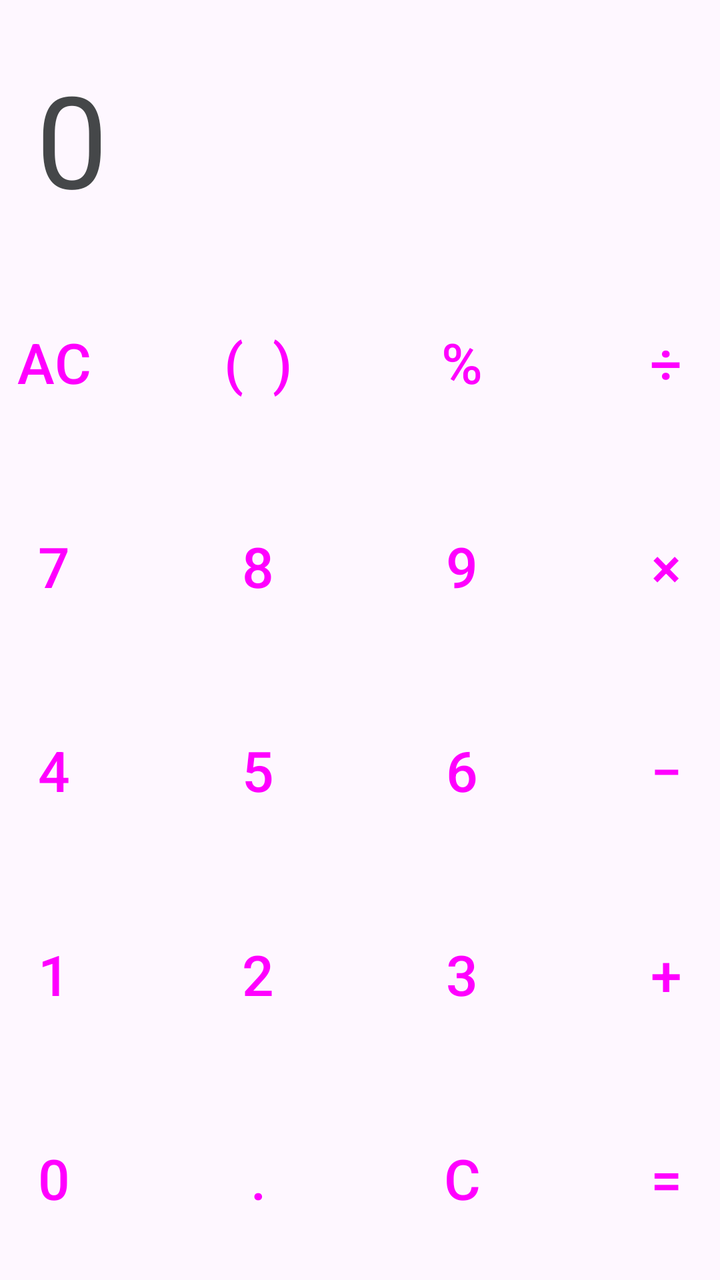
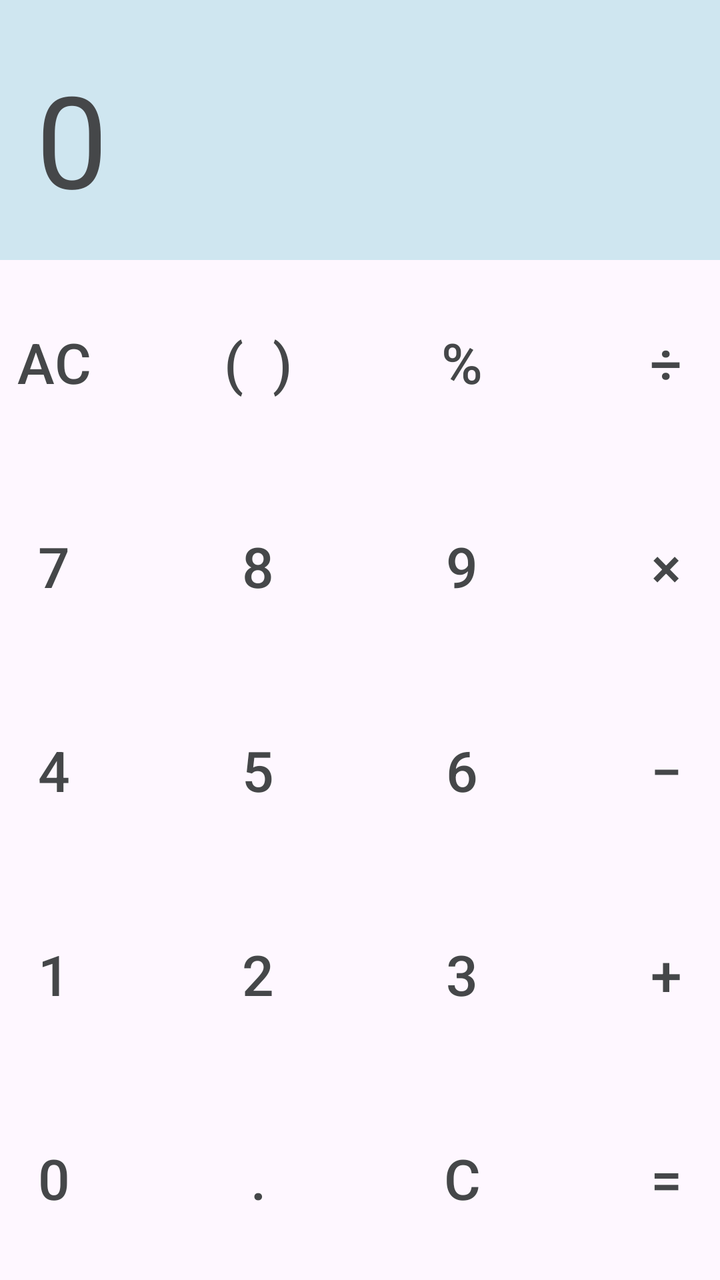

Before-and-after screenshots of an Android layout around one commit, followed by the original layout XML and the change that was made.
<!-- AndroidManifest.xml: application theme Theme.MyCalculator -->
<!-- res/layout/activity_main.xml -->
<?xml version="1.0" encoding="utf-8"?>
<androidx.constraintlayout.widget.ConstraintLayout xmlns:android="http://schemas.android.com/apk/res/android"
    xmlns:app="http://schemas.android.com/apk/res-auto"
    xmlns:tools="http://schemas.android.com/tools"
    android:id="@+id/main"
    android:layout_width="match_parent"
    android:layout_height="match_parent"
    tools:context=".MainActivity">

    <LinearLayout
        android:layout_width="match_parent"
        android:layout_height="match_parent"
        android:orientation="vertical">

    </LinearLayout>

    <FrameLayout
        android:id="@+id/top"
        android:layout_width="match_parent"
        android:layout_height="0dp"
        app:layout_constraintTop_toTopOf="parent"
        app:layout_constraintBottom_toTopOf="@+id/bottom"
        app:layout_constraintEnd_toEndOf="parent"
        app:layout_constraintStart_toStartOf="parent"
        android:background="@color/material_on_surface_stroke"
        style="MaterialTheme.typography.bodyMedium"
        >

    </FrameLayout>

    <LinearLayout
        android:layout_width="match_parent"
        android:layout_height="wrap_content"
        android:orientation="vertical"
        app:layout_constraintBottom_toBottomOf="@+id/top"
        app:layout_constraintEnd_toEndOf="parent"
        app:layout_constraintStart_toStartOf="parent">

        <TextView
            android:id="@+id/result_tv"
            android:layout_width="370dp"
            android:layout_height="wrap_content"
            android:layout_margin="18dp"
            android:text="0"
            android:textAlignment="textEnd"
            android:textColor="@color/material_dynamic_neutral30"
            android:textSize="64sp"
            app:layout_constraintBottom_toBottomOf="parent"
            app:layout_constraintEnd_toEndOf="parent"
            app:layout_constraintStart_toStartOf="parent" />
    </LinearLayout>

    <TableLayout
        android:id="@+id/bottom"
        android:layout_width="409dp"
        android:layout_height="wrap_content"
        app:layout_constraintBottom_toBottomOf="parent"
        app:layout_constraintEnd_toEndOf="parent"
        app:layout_constraintStart_toStartOf="parent">

        <TableRow
            android:layout_width="match_parent"
            android:layout_height="match_parent" />

        <TableRow
            android:layout_width="match_parent"
            android:layout_height="match_parent">

            <LinearLayout
                android:layout_width="match_parent"
                android:layout_height="match_parent"
                android:orientation="horizontal">

                <Button
                    android:id="@+id/buttonAC"
                    style="@style/Widget.Material3.Button.IconButton.Filled"
                    android:theme="@style/Theme.MyCalculator"
                    android:layout_width="98dp"
                    android:layout_height="98dp"
                    android:layout_margin="2dp"
                    android:text="AC"
                    android:textSize="28sp" />

                <Button
                    android:id="@+id/buttonBrack"
                    style="@style/Widget.Material3.Button.IconButton.Filled"
                    android:layout_width="98dp"
                    android:layout_height="98dp"
                    android:layout_margin="2dp"
                    android:layout_weight="1"
                    android:text="(  )"
                    android:textSize="28sp" />

                <Button
                    android:id="@+id/buttonPercentage"
                    style="@style/Widget.Material3.Button.IconButton.Filled"
                    android:layout_width="98dp"
                    android:layout_height="98dp"
                    android:layout_margin="2dp"
                    android:layout_weight="1"
                    android:text="%"
                    android:textSize="28sp" />

                <Button
                    android:id="@+id/buttonDivide"
                    style="@style/Widget.Material3.Button.IconButton.Filled"
                    android:layout_width="98dp"
                    android:layout_height="98dp"
                    android:layout_margin="2dp"
                    android:layout_weight="1"
                    android:text="÷"
                    android:textSize="28sp" />
            </LinearLayout>
        </TableRow>

        <TableRow
            android:layout_width="match_parent"
            android:layout_height="match_parent">

            <LinearLayout
                android:layout_width="match_parent"
                android:layout_height="match_parent"
                android:orientation="horizontal">

                <Button
                    android:id="@+id/button7"
                    style="@style/Widget.Material3.Button.IconButton.Filled.Tonal"
                    android:layout_width="98dp"
                    android:layout_height="98dp"
                    android:layout_margin="2dp"
                    android:layout_weight="1"
                    android:text="7"
                    android:textSize="28sp" />

                <Button
                    android:id="@+id/button8"
                    style="@style/Widget.Material3.Button.IconButton.Filled.Tonal"
                    android:layout_width="98dp"
                    android:layout_height="98dp"
                    android:layout_margin="2dp"
                    android:layout_weight="1"
                    android:text="8"
                    android:textSize="28sp" />

                <Button
                    android:id="@+id/button9"
                    style="@style/Widget.Material3.Button.IconButton.Filled.Tonal"
                    android:layout_width="98dp"
                    android:layout_height="98dp"
                    android:layout_margin="2dp"
                    android:layout_weight="1"
                    android:text="9"
                    android:textSize="28sp" />

                <Button
                    android:id="@+id/buttonMultiply"
                    style="@style/Widget.Material3.Button.IconButton.Filled"
                    android:layout_width="98dp"
                    android:layout_height="98dp"
                    android:layout_margin="2dp"
                    android:layout_weight="1"
                    android:text="×"
                    android:textSize="28sp" />
            </LinearLayout>
        </TableRow>

        <TableRow
            android:layout_width="match_parent"
            android:layout_height="match_parent">

            <LinearLayout
                android:layout_width="match_parent"
                android:layout_height="wrap_content"
                android:orientation="horizontal">

                <Button
                    android:id="@+id/button4"
                    style="@style/Widget.Material3.Button.IconButton.Filled.Tonal"
                    android:layout_width="98dp"
                    android:layout_height="98dp"
                    android:layout_margin="2dp"
                    android:layout_weight="1"
                    android:text="4"
                    android:textSize="28sp" />

                <Button
                    android:id="@+id/button5"
                    style="@style/Widget.Material3.Button.IconButton.Filled.Tonal"
                    android:layout_width="98dp"
                    android:layout_height="98dp"
                    android:layout_margin="2dp"
                    android:layout_weight="1"
                    android:text="5"
                    android:textSize="28sp" />

                <Button
                    android:id="@+id/button6"
                    style="@style/Widget.Material3.Button.IconButton.Filled.Tonal"
                    android:layout_width="98dp"
                    android:layout_height="98dp"
                    android:layout_margin="2dp"
                    android:layout_weight="1"
                    android:text="6"
                    android:textSize="28sp" />

                <Button
                    android:id="@+id/buttonMinus"
                    style="@style/Widget.Material3.Button.IconButton.Filled"
                    android:layout_width="98dp"
                    android:layout_height="98dp"
                    android:layout_margin="2dp"
                    android:layout_weight="1"
                    android:text="−"
                    android:textSize="28sp" />
            </LinearLayout>
        </TableRow>

        <TableRow
            android:layout_width="match_parent"
            android:layout_height="match_parent">

            <LinearLayout
                android:layout_width="match_parent"
                android:layout_height="match_parent"
                android:orientation="horizontal">

                <Button
                    android:id="@+id/button1"
                    style="@style/Widget.Material3.Button.IconButton.Filled.Tonal"
                    android:layout_width="98dp"
                    android:layout_height="98dp"
                    android:layout_margin="2dp"
                    android:layout_weight="1"
                    android:text="1"
                    android:textSize="28sp" />

                <Button
                    android:id="@+id/button2"
                    style="@style/Widget.Material3.Button.IconButton.Filled.Tonal"
                    android:layout_width="98dp"
                    android:layout_height="98dp"
                    android:layout_margin="2dp"
                    android:layout_weight="1"
                    android:text="2"
                    android:textSize="28sp" />

                <Button
                    android:id="@+id/button3"
                    style="@style/Widget.Material3.Button.IconButton.Filled.Tonal"
                    android:layout_width="98dp"
                    android:layout_height="98dp"
                    android:layout_margin="2dp"
                    android:layout_weight="1"
                    android:text="3"
                    android:textSize="28sp" />

                <Button
                    android:id="@+id/buttonPlus"
                    style="@style/Widget.Material3.Button.IconButton.Filled"
                    android:layout_width="98dp"
                    android:layout_height="98dp"
                    android:layout_margin="2dp"
                    android:layout_weight="1"
                    android:text="+"
                    android:textSize="28sp" />
            </LinearLayout>
        </TableRow>

        <TableRow
            android:layout_width="wrap_content"
            android:layout_height="match_parent">

            <LinearLayout
                android:layout_width="match_parent"
                android:layout_height="match_parent"
                android:orientation="horizontal">

                <Button
                    android:id="@+id/button0"
                    style="@style/Widget.Material3.Button.IconButton.Filled.Tonal"
                    android:layout_width="98dp"
                    android:layout_height="98dp"
                    android:layout_margin="2dp"
                    android:layout_weight="1"
                    android:text="0"
                    android:textSize="28sp" />

                <Button
                    android:id="@+id/buttonDot"
                    style="@style/Widget.Material3.Button.IconButton.Filled.Tonal"
                    android:layout_width="98dp"
                    android:layout_height="98dp"
                    android:layout_margin="2dp"
                    android:layout_weight="1"
                    android:text="."
                    android:textSize="28sp" />

                <Button
                    android:id="@+id/buttonC"
                    style="@style/Widget.Material3.Button.IconButton.Filled.Tonal"
                    android:layout_width="98dp"
                    android:layout_height="98dp"
                    android:layout_margin="2dp"
                    android:layout_weight="1"
                    android:text="C"
                    android:textSize="28sp" />

                <Button
                    android:id="@+id/buttonEqual"
                    style="@style/Widget.Material3.Button.IconButton.Filled"
                    android:layout_width="98dp"
                    android:layout_height="98dp"
                    android:layout_margin="2dp"
                    android:layout_weight="1"
                    android:text="="
                    android:textSize="28sp" />
            </LinearLayout>
        </TableRow>
    </TableLayout>
</androidx.constraintlayout.widget.ConstraintLayout>
<!-- resources referenced by this layout -->
<resources>
  <style name="Theme.MyCalculator" parent="Base.Theme.MyCalculator" />
  <style name="Base.Theme.MyCalculator" parent="Theme.Material3.DayNight.NoActionBar">
          
      </style>
</resources>

<!-- the commit's change to res/layout/activity_main.xml (unified diff, before → after) -->
@@ -16,15 +16,14 @@
 
     <FrameLayout
         android:id="@+id/top"
+        style="MaterialTheme.typography.bodyMedium"
         android:layout_width="match_parent"
         android:layout_height="0dp"
-        app:layout_constraintTop_toTopOf="parent"
+        android:background="#cfe6f0"
         app:layout_constraintBottom_toTopOf="@+id/bottom"
         app:layout_constraintEnd_toEndOf="parent"
         app:layout_constraintStart_toStartOf="parent"
-        android:background="@color/material_on_surface_stroke"
-        style="MaterialTheme.typography.bodyMedium"
-        >
+        app:layout_constraintTop_toTopOf="parent">
 
     </FrameLayout>
 
@@ -50,6 +49,11 @@
             app:layout_constraintStart_toStartOf="parent" />
     </LinearLayout>
 
+    <Space
+        android:layout_width="409dp"
+        android:layout_height="wrap_content"
+        tools:layout_editor_absoluteX="1dp" />
+
     <TableLayout
         android:id="@+id/bottom"
         android:layout_width="409dp"
@@ -74,12 +78,14 @@
                 <Button
                     android:id="@+id/buttonAC"
                     style="@style/Widget.Material3.Button.IconButton.Filled"
-                    android:theme="@style/Theme.MyCalculator"
-                    android:layout_width="98dp"
-                    android:layout_height="98dp"
-                    android:layout_margin="2dp"
+                    android:layout_width="98dp"
+                    android:layout_height="98dp"
+                    android:layout_margin="2dp"
+                    android:backgroundTint="#e0e0ff"
                     android:text="AC"
-                    android:textSize="28sp" />
+                    android:textColor="@color/material_dynamic_neutral30"
+                    android:textSize="28sp"
+                    android:theme="@style/Theme.MyCalculator" />
 
                 <Button
                     android:id="@+id/buttonBrack"
@@ -88,7 +94,9 @@
                     android:layout_height="98dp"
                     android:layout_margin="2dp"
                     android:layout_weight="1"
+                    android:backgroundTint="#cfe6f0"
                     android:text="(  )"
+                    android:textColor="@color/material_dynamic_neutral30"
                     android:textSize="28sp" />
 
                 <Button
@@ -98,7 +106,9 @@
                     android:layout_height="98dp"
                     android:layout_margin="2dp"
                     android:layout_weight="1"
+                    android:backgroundTint="#cfe6f0"
                     android:text="%"
+                    android:textColor="@color/material_dynamic_neutral30"
                     android:textSize="28sp" />
 
                 <Button
@@ -108,7 +118,9 @@
                     android:layout_height="98dp"
                     android:layout_margin="2dp"
                     android:layout_weight="1"
+                    android:backgroundTint="#cfe6f0"
                     android:text="÷"
+                    android:textColor="@color/material_dynamic_neutral30"
                     android:textSize="28sp" />
             </LinearLayout>
         </TableRow>
@@ -129,7 +141,9 @@
                     android:layout_height="98dp"
                     android:layout_margin="2dp"
                     android:layout_weight="1"
+                    android:backgroundTint="#edf1f4"
                     android:text="7"
+                    android:textColor="@color/material_dynamic_neutral30"
                     android:textSize="28sp" />
 
                 <Button
@@ -139,7 +153,9 @@
                     android:layout_height="98dp"
                     android:layout_margin="2dp"
                     android:layout_weight="1"
+                    android:backgroundTint="#edf1f4"
                     android:text="8"
+                    android:textColor="@color/material_dynamic_neutral30"
                     android:textSize="28sp" />
 
                 <Button
@@ -149,7 +165,9 @@
                     android:layout_height="98dp"
                     android:layout_margin="2dp"
                     android:layout_weight="1"
+                    android:backgroundTint="#edf1f4"
                     android:text="9"
+                    android:textColor="@color/material_dynamic_neutral30"
                     android:textSize="28sp" />
 
                 <Button
@@ -159,7 +177,9 @@
                     android:layout_height="98dp"
                     android:layout_margin="2dp"
                     android:layout_weight="1"
+                    android:backgroundTint="#cfe6f0"
                     android:text="×"
+                    android:textColor="@color/material_dynamic_neutral30"
                     android:textSize="28sp" />
             </LinearLayout>
         </TableRow>
@@ -180,7 +200,9 @@
                     android:layout_height="98dp"
                     android:layout_margin="2dp"
                     android:layout_weight="1"
+                    android:backgroundTint="#edf1f4"
                     android:text="4"
+                    android:textColor="@color/material_dynamic_neutral30"
                     android:textSize="28sp" />
 
                 <Button
@@ -190,7 +212,9 @@
                     android:layout_height="98dp"
                     android:layout_margin="2dp"
                     android:layout_weight="1"
+                    android:backgroundTint="#edf1f4"
                     android:text="5"
+                    android:textColor="@color/material_dynamic_neutral30"
                     android:textSize="28sp" />
 
                 <Button
@@ -200,7 +224,9 @@
                     android:layout_height="98dp"
                     android:layout_margin="2dp"
                     android:layout_weight="1"
+                    android:backgroundTint="#edf1f4"
                     android:text="6"
+                    android:textColor="@color/material_dynamic_neutral30"
                     android:textSize="28sp" />
 
                 <Button
@@ -210,7 +236,9 @@
                     android:layout_height="98dp"
                     android:layout_margin="2dp"
                     android:layout_weight="1"
+                    android:backgroundTint="#cfe6f0"
                     android:text="−"
+                    android:textColor="@color/material_dynamic_neutral30"
                     android:textSize="28sp" />
             </LinearLayout>
         </TableRow>
@@ -231,7 +259,9 @@
                     android:layout_height="98dp"
                     android:layout_margin="2dp"
                     android:layout_weight="1"
+                    android:backgroundTint="#edf1f4"
                     android:text="1"
+                    android:textColor="@color/material_dynamic_neutral30"
                     android:textSize="28sp" />
 
                 <Button
@@ -241,7 +271,9 @@
                     android:layout_height="98dp"
                     android:layout_margin="2dp"
                     android:layout_weight="1"
+                    android:backgroundTint="#edf1f4"
                     android:text="2"
+                    android:textColor="@color/material_dynamic_neutral30"
                     android:textSize="28sp" />
 
                 <Button
@@ -251,7 +283,9 @@
                     android:layout_height="98dp"
                     android:layout_margin="2dp"
                     android:layout_weight="1"
+                    android:backgroundTint="#edf1f4"
                     android:text="3"
+                    android:textColor="@color/material_dynamic_neutral30"
                     android:textSize="28sp" />
 
                 <Button
@@ -261,7 +295,9 @@
                     android:layout_height="98dp"
                     android:layout_margin="2dp"
                     android:layout_weight="1"
+                    android:backgroundTint="#cfe6f0"
                     android:text="+"
+                    android:textColor="@color/material_dynamic_neutral30"
                     android:textSize="28sp" />
             </LinearLayout>
         </TableRow>
@@ -282,7 +318,9 @@
                     android:layout_height="98dp"
                     android:layout_margin="2dp"
                     android:layout_weight="1"
+                    android:backgroundTint="#edf1f4"
                     android:text="0"
+                    android:textColor="@color/material_dynamic_neutral30"
                     android:textSize="28sp" />
 
                 <Button
@@ -292,7 +330,9 @@
                     android:layout_height="98dp"
                     android:layout_margin="2dp"
                     android:layout_weight="1"
+                    android:backgroundTint="#edf1f4"
                     android:text="."
+                    android:textColor="@color/material_dynamic_neutral30"
                     android:textSize="28sp" />
 
                 <Button
@@ -302,7 +342,9 @@
                     android:layout_height="98dp"
                     android:layout_margin="2dp"
                     android:layout_weight="1"
+                    android:backgroundTint="#edf1f4"
                     android:text="C"
+                    android:textColor="@color/material_dynamic_neutral30"
                     android:textSize="28sp" />
 
                 <Button
@@ -312,9 +354,17 @@
                     android:layout_height="98dp"
                     android:layout_margin="2dp"
                     android:layout_weight="1"
+                    android:backgroundTint="#cfe6f0"
                     android:text="="
+                    android:textColor="@color/material_dynamic_neutral30"
                     android:textSize="28sp" />
             </LinearLayout>
         </TableRow>
     </TableLayout>
+
+    <androidx.constraintlayout.widget.Guideline android:layout_width="wrap_content"
+        android:layout_height="wrap_content" />
+
+    <androidx.constraintlayout.helper.widget.Layer android:layout_width="wrap_content"
+        android:layout_height="wrap_content" />
 </androidx.constraintlayout.widget.ConstraintLayout>
